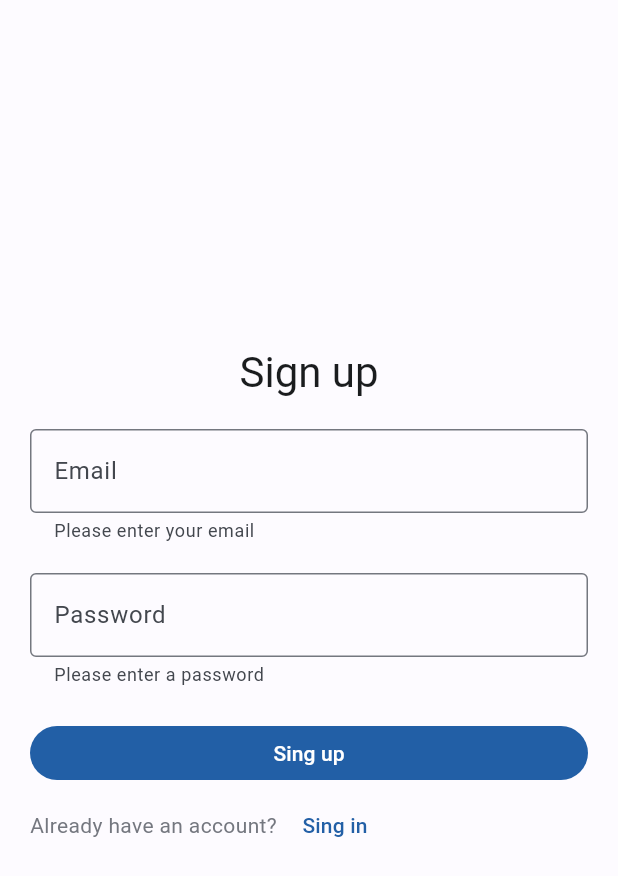
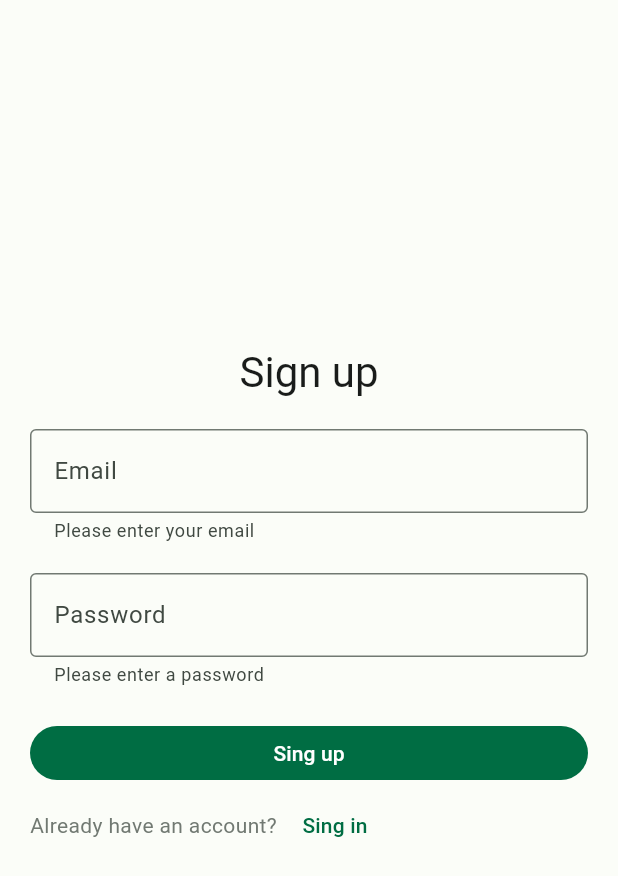
Before and after one commit to cantte/lazuli, a Flutter app: the screen it shows after launch, on a phone screen of 412 x 824 dp. Shown: the top 876 px of the screen. Run offline on Flutter 3.47's test engine with Material 2 defaults, Android fonts, the phone set to English and light mode, and no system bars; our stand-ins replace flutter_form_builder, form_builder_validators, get, supabase_flutter; accounts and stored records are empty.

Commit message:
feat: update app color scheme

```diff
--- a/lib/color_schemes.dart
+++ b/lib/color_schemes.dart
@@ -2,64 +2,64 @@ import 'package:flutter/material.dart';
 
 const lightColorScheme = ColorScheme(
   brightness: Brightness.light,
-  primary: Color(0xFF225FA6),
+  primary: Color(0xFF006D43),
   onPrimary: Color(0xFFFFFFFF),
-  primaryContainer: Color(0xFFD5E3FF),
-  onPrimaryContainer: Color(0xFF001B3B),
-  secondary: Color(0xFF555F71),
+  primaryContainer: Color(0xFF8FF7BC),
+  onPrimaryContainer: Color(0xFF002111),
+  secondary: Color(0xFF4E6355),
   onSecondary: Color(0xFFFFFFFF),
-  secondaryContainer: Color(0xFFD9E3F8),
-  onSecondaryContainer: Color(0xFF121C2B),
-  tertiary: Color(0xFF6E5676),
+  secondaryContainer: Color(0xFFD1E8D6),
+  onSecondaryContainer: Color(0xFF0B1F14),
+  tertiary: Color(0xFF3B6471),
   onTertiary: Color(0xFFFFFFFF),
-  tertiaryContainer: Color(0xFFF8D8FE),
-  onTertiaryContainer: Color(0xFF27132F),
+  tertiaryContainer: Color(0xFFBFE9F9),
+  onTertiaryContainer: Color(0xFF001F27),
   error: Color(0xFFBA1A1A),
   errorContainer: Color(0xFFFFDAD6),
   onError: Color(0xFFFFFFFF),
   onErrorContainer: Color(0xFF410002),
-  background: Color(0xFFFDFBFF),
-  onBackground: Color(0xFF1A1C1E),
-  surface: Color(0xFFFDFBFF),
-  onSurface: Color(0xFF1A1C1E),
-  surfaceVariant: Color(0xFFE0E2EC),
-  onSurfaceVariant: Color(0xFF43474E),
-  outline: Color(0xFF74777F),
-  onInverseSurface: Color(0xFFF1F0F4),
-  inverseSurface: Color(0xFF2F3033),
-  inversePrimary: Color(0xFFA7C8FF),
+  background: Color(0xFFFBFDF8),
+  onBackground: Color(0xFF191C1A),
+  surface: Color(0xFFFBFDF8),
+  onSurface: Color(0xFF191C1A),
+  surfaceVariant: Color(0xFFDCE5DC),
+  onSurfaceVariant: Color(0xFF404942),
+  outline: Color(0xFF717972),
+  onInverseSurface: Color(0xFFF0F1ED),
+  inverseSurface: Color(0xFF2E312E),
+  inversePrimary: Color(0xFF73DBA1),
   shadow: Color(0xFF000000),
-  surfaceTint: Color(0xFF225FA6),
+  surfaceTint: Color(0xFF006D43),
 );
 
 const darkColorScheme = ColorScheme(
   brightness: Brightness.dark,
-  primary: Color(0xFFA7C8FF),
-  onPrimary: Color(0xFF003060),
-  primaryContainer: Color(0xFF004788),
-  onPrimaryContainer: Color(0xFFD5E3FF),
-  secondary: Color(0xFFBDC7DC),
-  onSecondary: Color(0xFF273141),
-  secondaryContainer: Color(0xFF3D4758),
-  onSecondaryContainer: Color(0xFFD9E3F8),
-  tertiary: Color(0xFFDBBDE2),
-  onTertiary: Color(0xFF3E2845),
-  tertiaryContainer: Color(0xFF553E5D),
-  onTertiaryContainer: Color(0xFFF8D8FE),
+  primary: Color(0xFF73DBA1),
+  onPrimary: Color(0xFF003921),
+  primaryContainer: Color(0xFF005231),
+  onPrimaryContainer: Color(0xFF8FF7BC),
+  secondary: Color(0xFFB5CCBB),
+  onSecondary: Color(0xFF213528),
+  secondaryContainer: Color(0xFF374B3E),
+  onSecondaryContainer: Color(0xFFD1E8D6),
+  tertiary: Color(0xFFA3CDDC),
+  onTertiary: Color(0xFF043541),
+  tertiaryContainer: Color(0xFF224C59),
+  onTertiaryContainer: Color(0xFFBFE9F9),
   error: Color(0xFFFFB4AB),
   errorContainer: Color(0xFF93000A),
   onError: Color(0xFF690005),
   onErrorContainer: Color(0xFFFFDAD6),
-  background: Color(0xFF1A1C1E),
-  onBackground: Color(0xFFE3E2E6),
-  surface: Color(0xFF1A1C1E),
-  onSurface: Color(0xFFE3E2E6),
-  surfaceVariant: Color(0xFF43474E),
-  onSurfaceVariant: Color(0xFFC4C6CF),
-  outline: Color(0xFF8E9199),
-  onInverseSurface: Color(0xFF1A1C1E),
-  inverseSurface: Color(0xFFE3E2E6),
-  inversePrimary: Color(0xFF225FA6),
+  background: Color(0xFF191C1A),
+  onBackground: Color(0xFFE1E3DF),
+  surface: Color(0xFF191C1A),
+  onSurface: Color(0xFFE1E3DF),
+  surfaceVariant: Color(0xFF404942),
+  onSurfaceVariant: Color(0xFFC0C9C0),
+  outline: Color(0xFF8A938B),
+  onInverseSurface: Color(0xFF191C1A),
+  inverseSurface: Color(0xFFE1E3DF),
+  inversePrimary: Color(0xFF006D43),
   shadow: Color(0xFF000000),
-  surfaceTint: Color(0xFFA7C8FF),
+  surfaceTint: Color(0xFF73DBA1),
 );
```
